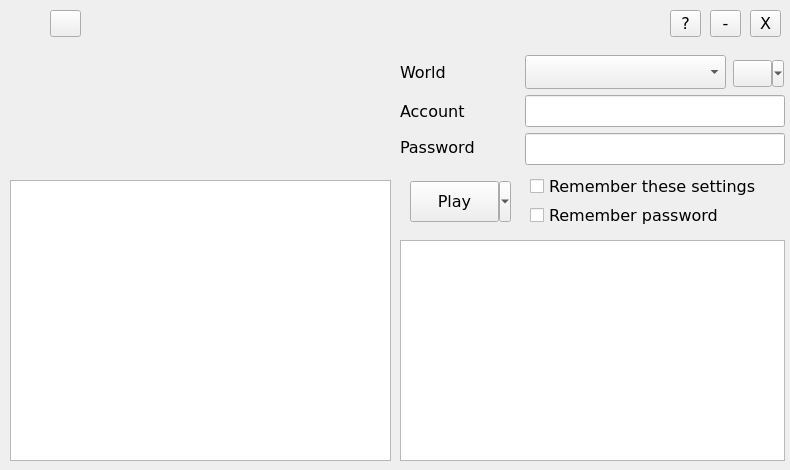
JuneStepp/OneLauncher, file OneLauncher/ui/winMain.ui: the form before one commit.
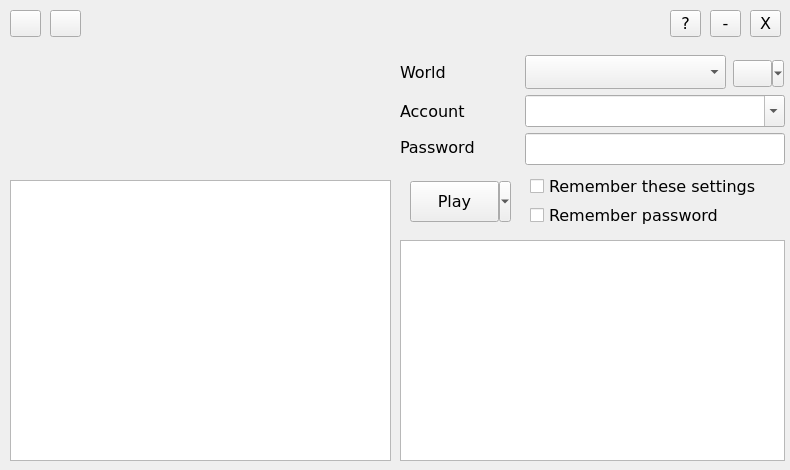
The form after the commit.

Commit message: Added saving of multiple accounts with seperate last played worlds

Diff of the .ui file:
```diff
--- a/OneLauncher/ui/winMain.ui
+++ b/OneLauncher/ui/winMain.ui
@@ -110,21 +110,6 @@
      <string>&lt;html&gt;&lt;head/&gt;&lt;body&gt;&lt;p&gt;Select game server&lt;/p&gt;&lt;/body&gt;&lt;/html&gt;</string>
     </property>
    </widget>
-   <widget class="QLineEdit" name="txtAccount">
-    <property name="geometry">
-     <rect>
-      <x>525</x>
-      <y>95</y>
-      <width>260</width>
-      <height>32</height>
-     </rect>
-    </property>
-    <property name="font">
-     <font>
-      <family>Verdana</family>
-     </font>
-    </property>
-   </widget>
    <widget class="QLineEdit" name="txtPassword">
     <property name="geometry">
      <rect>
@@ -330,7 +315,7 @@
      <string/>
     </property>
     <property name="autoRaise">
-     <bool>true</bool>
+     <bool>false</bool>
     </property>
    </widget>
    <widget class="QCheckBox" name="chkSavePassword">
@@ -370,6 +355,37 @@
      <string/>
     </property>
    </widget>
+   <widget class="QComboBox" name="cboAccount">
+    <property name="geometry">
+     <rect>
+      <x>525</x>
+      <y>95</y>
+      <width>260</width>
+      <height>32</height>
+     </rect>
+    </property>
+    <property name="editable">
+     <bool>true</bool>
+    </property>
+   </widget>
+   <zorder>lblWorld</zorder>
+   <zorder>lblAccount</zorder>
+   <zorder>lblPassword</zorder>
+   <zorder>cboWorld</zorder>
+   <zorder>txtPassword</zorder>
+   <zorder>imgMain</zorder>
+   <zorder>btnLogin</zorder>
+   <zorder>chkSaveSettings</zorder>
+   <zorder>txtStatus</zorder>
+   <zorder>btnAbout</zorder>
+   <zorder>btnExit</zorder>
+   <zorder>txtFeed</zorder>
+   <zorder>btnMinimize</zorder>
+   <zorder>btnSwitchGame</zorder>
+   <zorder>chkSavePassword</zorder>
+   <zorder>btnAddonManager</zorder>
+   <zorder>cboAccount</zorder>
+   <zorder>btnOptions</zorder>
   </widget>
   <action name="actionPatch">
    <property name="text">
```
Left out of the diff: 3 changed lines with no effect on the pictures. The commit also changes 2 other files.
